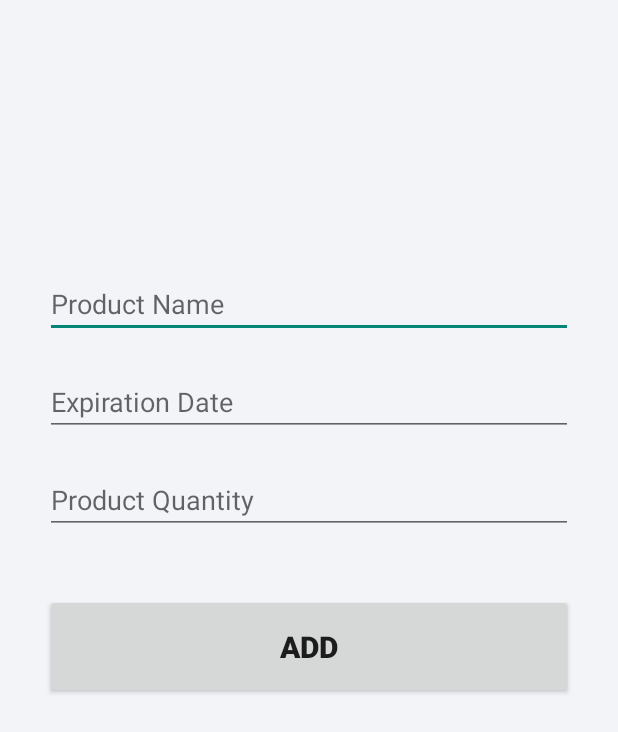
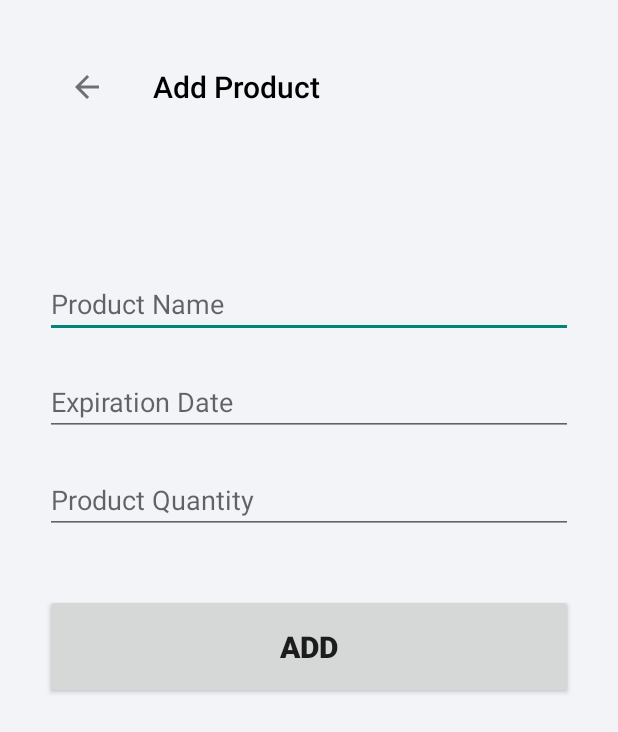
Before and after one commit to mattiabottini/RottenFridge, an Android app: the screen it shows after launch (AddActivity), after a tap on "Add", on a phone screen of 412 x 824 dp. Shown: the top 732 px of the screen. Run offline under Robolectric (Android 15) with nearby library versions, the phone set to English and light mode, and no system bars; libraries missing offline, so code that uses them is left out: com.journeyapps.barcodescanner.

Commit message:
Modify Buttons and Delete Buttons

```diff
--- a/app/src/main/AndroidManifest.xml
+++ b/app/src/main/AndroidManifest.xml
@@ -17,7 +17,9 @@
         tools:targetApi="30">
         <activity
             android:name=".UpdateActivity"
-            android:exported="false" />
+            android:exported="false"
+            android:parentActivityName=".MainActivity"
+            />
         <activity
             android:name=".AddActivity"
             android:label="Add Product"
--- a/app/src/main/java/com/example/rottenfridge/AddActivity.java
+++ b/app/src/main/java/com/example/rottenfridge/AddActivity.java
@@ -1,9 +1,11 @@
 package com.example.rottenfridge;
 
 import androidx.appcompat.app.AppCompatActivity;
+import androidx.appcompat.widget.Toolbar;
 
 import android.app.DatePickerDialog;
 import android.content.Intent;
+import android.graphics.drawable.Drawable;
 import android.os.Bundle;
 import android.view.View;
 import android.widget.Button;
@@ -19,7 +21,7 @@ public class AddActivity extends AppCompatActivity {
     final Calendar myCalendar= Calendar.getInstance();
     EditText name_input, expiration_input, quantity_input;
     Button add_button;
-
+    Toolbar toolbar;
     @Override
     protected void onCreate(Bundle savedInstanceState) {
         super.onCreate(savedInstanceState);
@@ -28,6 +30,12 @@ public class AddActivity extends AppCompatActivity {
         expiration_input=findViewById(R.id.product_expirationDate);
         quantity_input=findViewById(R.id.product_quantity);
         add_button=findViewById(R.id.add_Button);
+        toolbar=findViewById(R.id.Toolbar);
+        toolbar.setTitle("Add Product");
+        toolbar.setBackground(Drawable.createFromPath("#f2f4f8"));
+        setSupportActionBar(toolbar);
+        getSupportActionBar().setDisplayHomeAsUpEnabled(true);
+        getSupportActionBar().setDisplayShowHomeEnabled(true);
 
         DatePickerDialog.OnDateSetListener date =new DatePickerDialog.OnDateSetListener() {
             @Override
@@ -54,6 +62,7 @@ public class AddActivity extends AppCompatActivity {
                         Integer.valueOf(quantity_input.getText().toString().trim()));
                 Intent intent= new Intent(AddActivity.this, MainActivity.class);
                 startActivity(intent);
+                finish();
             }
         });
     }
--- a/app/src/main/java/com/example/rottenfridge/MainActivity.java
+++ b/app/src/main/java/com/example/rottenfridge/MainActivity.java
@@ -20,6 +20,7 @@ import android.view.MenuItem;
 import android.view.View;
 import android.widget.Button;
 import android.widget.ImageButton;
+import android.widget.ImageView;
 import android.widget.TextView;
 import android.widget.Toast;
 
@@ -40,6 +41,9 @@ public class MainActivity extends AppCompatActivity {
     MyDatabaseHelper myDB;
     ArrayList <String> product_id, product_name, product_expiration, product_quantity;
     CustomAdapter customAdapter;
+    ImageView empty;
+    TextView textEmpty;
+
     @Override
     protected void onCreate(Bundle savedInstanceState) {
         super.onCreate(savedInstanceState);
@@ -47,12 +51,13 @@ public class MainActivity extends AppCompatActivity {
         recyclerView=findViewById(R.id.recyclerView);
         toolbar=findViewById(R.id.Toolbar);
         setSupportActionBar(toolbar);
+        empty = findViewById(R.id.imageView);
+        textEmpty = findViewById(R.id.textView);
         myDB = new MyDatabaseHelper(MainActivity.this);
         product_id = new ArrayList<>();
         product_name = new ArrayList<>();
         product_expiration = new ArrayList<>();
         product_quantity = new ArrayList<>();
-
         storeDataInArrays();
         customAdapter= new CustomAdapter(MainActivity.this, product_id, product_name, product_expiration, product_quantity);
         recyclerView.setAdapter(customAdapter);
@@ -72,10 +77,11 @@ public class MainActivity extends AppCompatActivity {
             case R.id.add:
                 Intent intent= new Intent(MainActivity.this, AddActivity.class);
                 startActivity(intent);
+                finish();
                 break;
 
             case R.id.delete:
-                Toast.makeText(this, "Delete", Toast.LENGTH_SHORT).show();
+                    confirmDialog();
                 break;
 
             case R.id.settings:
@@ -90,13 +96,15 @@ public class MainActivity extends AppCompatActivity {
             card.setOnClickListener((view) -> {
                 Intent i= new Intent(getApplicationContext(), ProductsActivity.class);
                 startActivity(i);
+                finish();
             });
     }
 
     void storeDataInArrays () {
         Cursor cursor = myDB.readAllData();
         if(cursor.getCount()==0){
-            Toast.makeText(this, "Nessun Prodotto", Toast.LENGTH_SHORT).show();
+            empty.setVisibility(View.VISIBLE);
+            textEmpty.setVisibility(View.VISIBLE);
         } else {
             while (cursor.moveToNext()){
                 product_id.add(cursor.getString(0));
@@ -104,8 +112,34 @@ public class MainActivity extends AppCompatActivity {
                 product_expiration.add(cursor.getString(2));
                 product_quantity.add(cursor.getString(3));
             }
+            empty.setVisibility(View.GONE);
+            textEmpty.setVisibility(View.GONE);
         }
     }
+
+    void confirmDialog (){
+        AlertDialog.Builder builder = new AlertDialog.Builder(this);
+        builder.setTitle("Delete All");
+        builder.setMessage("Are you sure you want to remove all products?");
+        builder.setPositiveButton("Yes", new DialogInterface.OnClickListener() {
+            @Override
+            public void onClick(DialogInterface dialogInterface, int i) {
+                MyDatabaseHelper mydb = new MyDatabaseHelper(MainActivity.this);
+                mydb.deleteAllProducts();
+                Intent intent= new Intent(MainActivity.this, MainActivity.class);
+                startActivity(intent);
+                finish();
+            }
+        });
+        builder.setNegativeButton("No", new DialogInterface.OnClickListener() {
+            @Override
+            public void onClick(DialogInterface dialogInterface, int i) {
+            }
+        });
+
+        builder.create().show();
+    }
+
     /*private void scanCode() {
         ScanOptions options = new ScanOptions();
         options.setPrompt("Volume up");
--- /dev/null
+++ b/app/src/main/res/drawable/ic_empty.xml
@@ -0,0 +1,4 @@
+<vector android:height="90dp" android:viewportHeight="1024"
+    android:viewportWidth="1024" android:width="90dp" xmlns:android="http://schemas.android.com/apk/res/android">
+    <path android:fillColor="#FF000000" android:pathData="M839.2,101.3H184.9L65.3,539.5 64,922.7h896V549.3l-120.8,-448zM241.9,176h540.3L884,549.3H678.7l-74.7,112H420l-74.7,-112H140.1L241.9,176z"/>
+</vector>
--- /dev/null
+++ b/app/src/main/res/drawable/ic_round_create_24.xml
@@ -0,0 +1,5 @@
+<vector android:height="24dp" android:tint="#000000"
+    android:viewportHeight="24" android:viewportWidth="24"
+    android:width="24dp" xmlns:android="http://schemas.android.com/apk/res/android">
+    <path android:fillColor="@android:color/white" android:pathData="M3,17.46v3.04c0,0.28 0.22,0.5 0.5,0.5h3.04c0.13,0 0.26,-0.05 0.35,-0.15L17.81,9.94l-3.75,-3.75L3.15,17.1c-0.1,0.1 -0.15,0.22 -0.15,0.36zM20.71,7.04c0.39,-0.39 0.39,-1.02 0,-1.41l-2.34,-2.34c-0.39,-0.39 -1.02,-0.39 -1.41,0l-1.83,1.83 3.75,3.75 1.83,-1.83z"/>
+</vector>
--- /dev/null
+++ b/app/src/main/res/drawable/ic_round_delete_sweep_24.xml
@@ -0,0 +1,5 @@
+<vector android:height="24dp" android:tint="#000000"
+    android:viewportHeight="24" android:viewportWidth="24"
+    android:width="24dp" xmlns:android="http://schemas.android.com/apk/res/android">
+    <path android:fillColor="@android:color/white" android:pathData="M16,16h2c0.55,0 1,0.45 1,1s-0.45,1 -1,1h-2c-0.55,0 -1,-0.45 -1,-1s0.45,-1 1,-1zM16,8h5c0.55,0 1,0.45 1,1s-0.45,1 -1,1h-5c-0.55,0 -1,-0.45 -1,-1s0.45,-1 1,-1zM16,12h4c0.55,0 1,0.45 1,1s-0.45,1 -1,1h-4c-0.55,0 -1,-0.45 -1,-1s0.45,-1 1,-1zM3,18c0,1.1 0.9,2 2,2h6c1.1,0 2,-0.9 2,-2L13,8L3,8v10zM13,5h-2l-0.71,-0.71c-0.18,-0.18 -0.44,-0.29 -0.7,-0.29L6.41,4c-0.26,0 -0.52,0.11 -0.7,0.29L5,5L3,5c-0.55,0 -1,0.45 -1,1s0.45,1 1,1h10c0.55,0 1,-0.45 1,-1s-0.45,-1 -1,-1z"/>
+</vector>
--- a/app/src/main/res/layout/activity_add.xml
+++ b/app/src/main/res/layout/activity_add.xml
@@ -8,6 +8,10 @@
     android:background="#f2f4f8"
     android:padding="30dp"
     >
+
+    <include
+        android:id="@+id/Toolbar"
+        layout="@layout/appbar" />
 
 
     <EditText
--- a/app/src/main/res/layout/activity_products.xml
+++ b/app/src/main/res/layout/activity_products.xml
@@ -94,7 +94,7 @@
 
         <ImageButton
             android:id="@+id/imageButton"
-            android:layout_width="58dp"
+            android:layout_width="56dp"
             android:layout_height="56dp"
             android:backgroundTint="#fff2dd"
             android:translationX="250dp"
@@ -102,7 +102,7 @@
 
         <ImageButton
             android:id="@+id/imageButtonDelete"
-            android:layout_width="58dp"
+            android:layout_width="56dp"
             android:layout_height="56dp"
             android:layout_alignBottom="@id/imageButton"
             android:backgroundTint="#fff2dd"
--- a/app/src/main/res/layout/activity_update.xml
+++ b/app/src/main/res/layout/activity_update.xml
@@ -9,6 +9,10 @@
     android:padding="30dp"
     >
 
+    <include
+        android:id="@+id/Toolbar"
+        layout="@layout/appbar"
+        />
 
     <EditText
         android:id="@+id/product_name"
--- a/app/src/main/res/menu/menu.xml
+++ b/app/src/main/res/menu/menu.xml
@@ -8,8 +8,8 @@
         app:showAsAction="ifRoom"
         />
     <item
-        android:title="Delete"
-        android:icon="@drawable/ic_baseline_delete_24"
+        android:title="Delete All"
+        android:icon="@drawable/ic_round_delete_sweep_24"
         android:id="@+id/delete"
         app:showAsAction="ifRoom"
         />
```
Also changed, not shown: app/src/main/java/com/example/rottenfridge/MyDatabaseHelper.java (+16 -0 lines), app/src/main/java/com/example/rottenfridge/ProductsActivity.java (+33 -1 lines), app/src/main/java/com/example/rottenfridge/UpdateActivity.java (+11 -0 lines), app/src/main/res/layout/activity_main.xml (+25 -0 lines).
